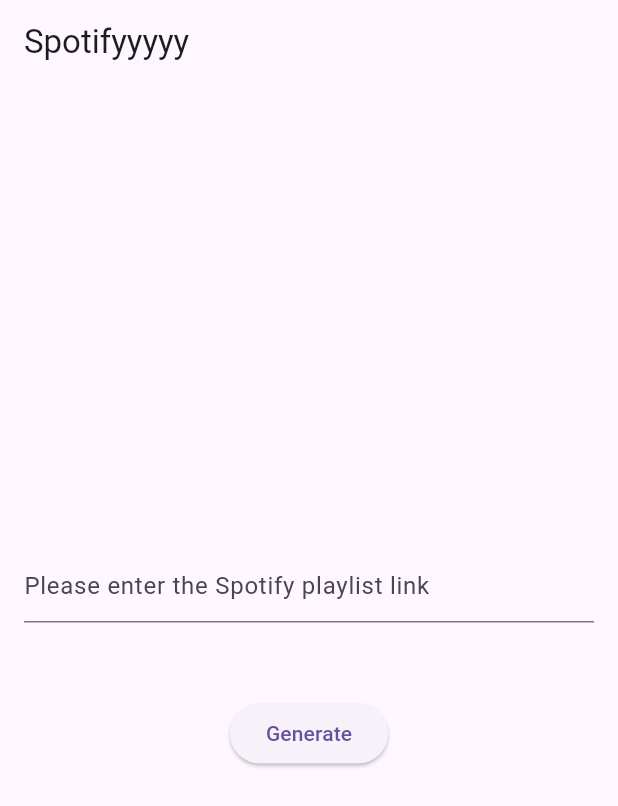
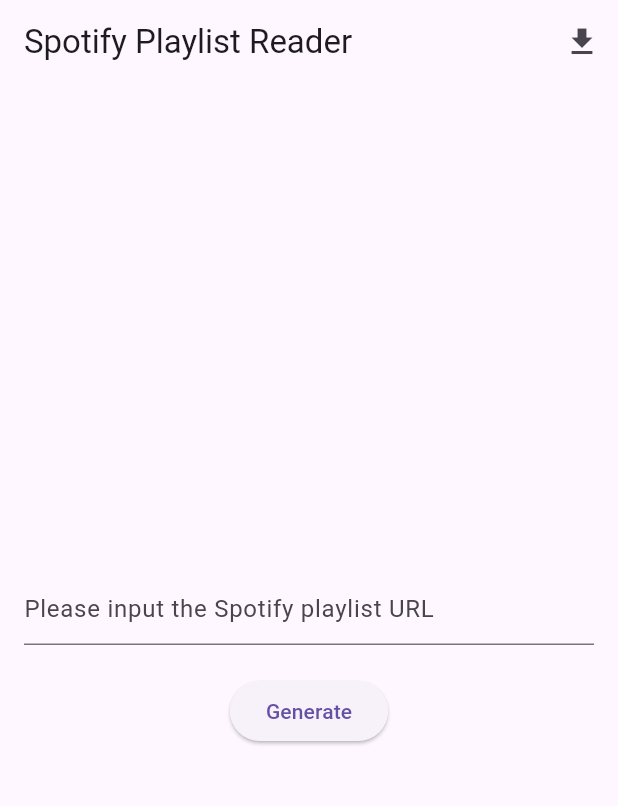
Before and after one commit to OverRancid/spotify-scrapper, a Flutter app: the screen it shows after launch, after a tap on "Generate", on a phone screen of 412 x 824 dp. Shown: the top 806 px of the screen. Run offline on Flutter 3.47's test engine with Material 3 defaults, Android fonts, the phone set to English and light mode, and no system bars; our stand-ins replace flutter_dotenv.

Commit message:
Implement Maximum Frontend Features
added almost all buttons
pending: add functions for buttons

```diff
--- a/lib/fetch_songs.dart
+++ b/lib/fetch_songs.dart
@@ -1,3 +1,5 @@
+// spotify_service.dart
+
 import 'dart:convert';
 import 'package:http/http.dart' as http;
 import 'package:flutter_dotenv/flutter_dotenv.dart';
@@ -36,18 +38,18 @@ class FetchSongs {
         throw Exception('Failed to obtain access token');
       }
     } catch (e) {
-      print('Error obtaining access token: $e');
+      print('Exception during token request: $e');
       throw e;
     }
   }
 
-  Future<void> fetchAndPrintTracks(String playlistUrl) async {
+  Future<Map<String, dynamic>> fetchPlaylistDetails(String playlistUrl) async {
     try {
       final String playlistId = _extractPlaylistId(playlistUrl);
       final String accessToken = await getAccessToken();
 
       final response = await http.get(
-        Uri.parse('https://api.spotify.com/v1/playlists/$playlistId/tracks'),
+        Uri.parse('https://api.spotify.com/v1/playlists/$playlistId'),
         headers: {
           'Authorization': 'Bearer $accessToken',
         },
@@ -55,25 +57,31 @@ class FetchSongs {
 
       if (response.statusCode == 200) {
         final Map<String, dynamic> data = jsonDecode(response.body);
-        final List<dynamic> tracks = data['items'];
+        final String playlistName = data['name'];
+        final List<dynamic> tracks = data['tracks']['items'];
 
+        List<Map<String, String>> trackDetails = [];
         for (var trackItem in tracks) {
           final String trackName = trackItem['track']['name'];
-          print('Track: $trackName');
+          final String artistName = trackItem['track']['artists'][0]['name'];
+          trackDetails.add({'trackName': trackName, 'artistName': artistName});
         }
+
+        return {
+          'playlistName': playlistName,
+          'tracks': trackDetails,
+        };
       } else {
-        print(
-            'Failed to fetch playlist tracks: ${response.statusCode} ${response.reasonPhrase}');
-        throw Exception('Failed to fetch playlist tracks');
+        print('Error response: ${response.body}');
+        throw Exception('Failed to fetch playlist details');
       }
     } catch (e) {
-      print('Error fetching and printing tracks: $e');
+      print('Exception during playlist details fetch: $e');
       throw e;
     }
   }
 
   String _extractPlaylistId(String url) {
-    try {
     final uri = Uri.parse(url);
     final segments = uri.pathSegments;
     final index = segments.indexOf('playlist');
@@ -82,9 +90,5 @@ class FetchSongs {
     } else {
       throw Exception('Invalid playlist URL');
     }
-    } catch (e) {
-      print('Error extracting playlist ID: $e');
-      throw e;
   }
 }
-}
--- a/lib/main_screen.dart
+++ b/lib/main_screen.dart
@@ -1,48 +1,79 @@
 import 'package:flutter/material.dart';
 import 'package:spotify/fetch_songs.dart';
+import 'package:spotify/playlist_screen.dart';
+import 'package:spotify/downlaoded_songs.dart';
 
 class MainScreen extends StatefulWidget {
-  const MainScreen({super.key});
   @override
-  _MainScreen createState() => _MainScreen();
+  _MainScreenState createState() => _MainScreenState();
 }
 
-class _MainScreen extends State<MainScreen> {
-  final TextEditingController _textEditingController = TextEditingController();
+class _MainScreenState extends State<MainScreen> {
+  final TextEditingController _playlistUrlController = TextEditingController();
   final FetchSongs _fetchSongs = FetchSongs();
+
+  List<Map<String, String>> downloadedSongs = [];
 
   @override
   void dispose() {
-    _textEditingController.dispose();
+    _playlistUrlController.dispose();
     super.dispose();
   }
 
   void _fetchTracks() async {
-    final playlistUrl = _textEditingController.text;
+    final playlistUrl = _playlistUrlController.text;
     try {
-      await _fetchSongs.fetchAndPrintTracks(playlistUrl);
+      final playlistDetails =
+          await _fetchSongs.fetchPlaylistDetails(playlistUrl);
+      Navigator.push(
+        context,
+        MaterialPageRoute(
+          builder: (context) => PlaylistScreen(
+            playlistName: playlistDetails['playlistName'],
+            tracks: List<Map<String, String>>.from(playlistDetails['tracks']),
+            downloadedSongs: downloadedSongs,
+          ),
+        ),
+      );
     } catch (e) {
-      print(e);
+      print('Error fetching tracks: $e');
     }
+  }
+
+  void _navigateToDownloadedSongs() {
+    Navigator.push(
+      context,
+      MaterialPageRoute(
+        builder: (context) =>
+            DownloadedSongsScreen(downloadedSongs: downloadedSongs),
+      ),
+    );
   }
 
   @override
   Widget build(BuildContext context) {
     return Scaffold(
-      appBar: AppBar(title: const Text('Spotifyyyyy')),
-      body: Center(
-        child: Padding(
+      appBar: AppBar(
+        title: const Text('Spotify Playlist Reader'),
+        actions: [
+          IconButton(
+            icon: const Icon(Icons.download),
+            onPressed: _navigateToDownloadedSongs,
+          ),
+        ],
+      ),
+      body: Padding(
         padding: const EdgeInsets.all(16.0),
         child: Column(
-            mainAxisSize: MainAxisSize.min,
+          mainAxisAlignment: MainAxisAlignment.center,
           children: [
             TextField(
-                controller: _textEditingController,
+              controller: _playlistUrlController,
               decoration: const InputDecoration(
-                  hintText: 'Please enter the Spotify playlist link',
+                hintText: 'Please input the Spotify playlist URL',
               ),
             ),
-              const SizedBox(height: 50),
+            const SizedBox(height: 20), // Space between TextField and Button
             ElevatedButton(
               onPressed: _fetchTracks,
               child: const Text("Generate"),
@@ -50,7 +81,6 @@ class _MainScreen extends State<MainScreen> {
           ],
         ),
       ),
-      ),
     );
   }
 }
```
Also changed, not shown: lib/downlaoded_songs.dart (added, +42 -0 lines), lib/playlist_screen.dart (added, +78 -0 lines). Lines whose indentation alone changed are shown as unchanged.
